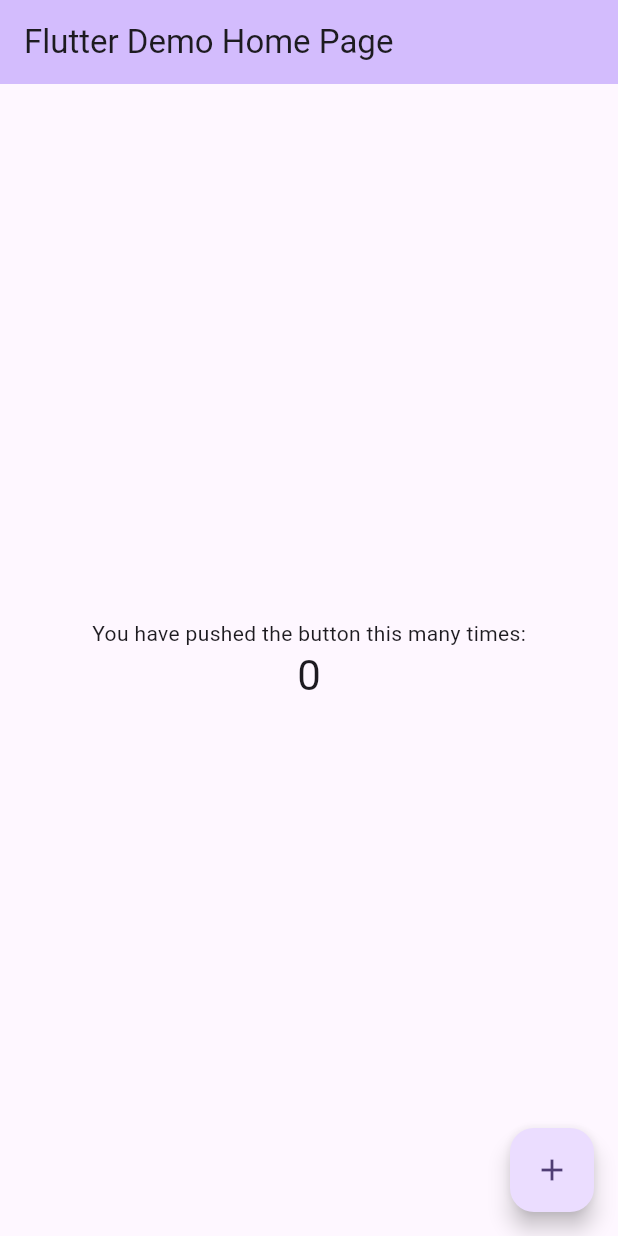
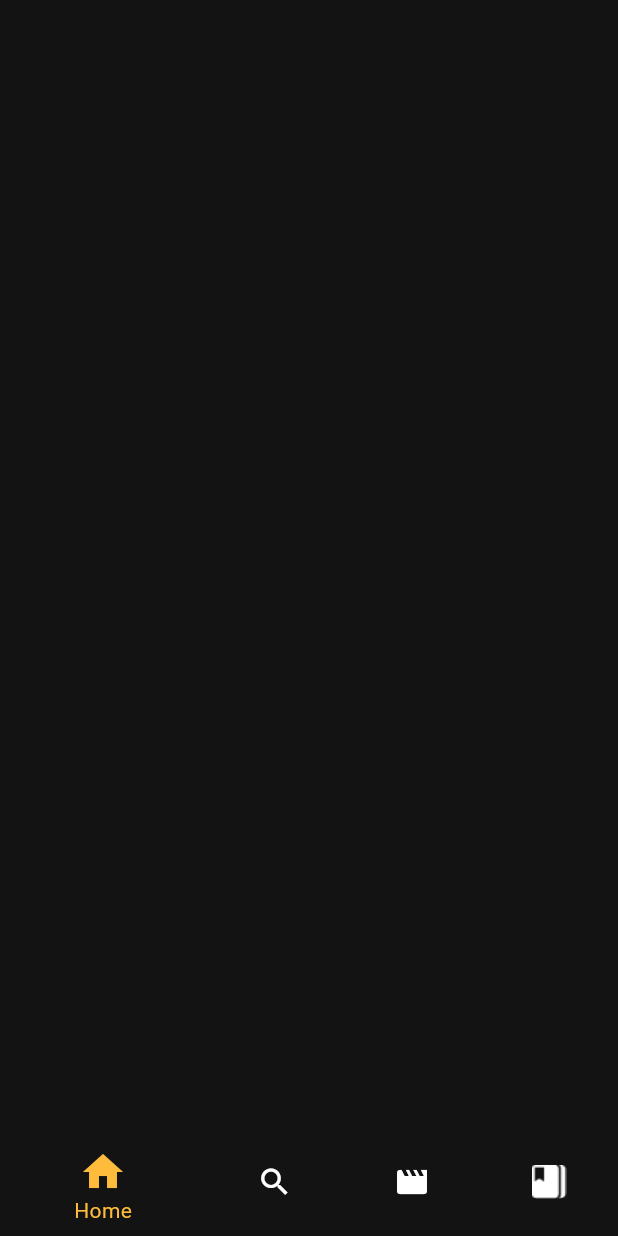
Before and after one commit to AmrHamadSaeed/Card_Movies, a Flutter app: the screen it shows after launch, on a phone screen of 412 x 824 dp. Run offline on Flutter 3.47's test engine with Material 3 defaults, Android fonts, the phone set to English and light mode, and no system bars.

Commit message:
++ theme ++ home_pages ++ assets

```diff
--- /dev/null
+++ b/lib/MyThemeData.dart
@@ -0,0 +1,34 @@
+import 'package:flutter/material.dart';
+
+class MyThemeData {
+  static const Color primaryLightColor = Color(0xFF121312);
+  static const Color greyDarkColor = Color(0xFF1A1A1A);
+  static const Color greyColor = Color(0xFF282A28);
+  static const Color whiteColor = Colors.white;
+  static const Color yellowColor = Color(0xFFFFBB3B);
+
+  static ThemeData Themes = ThemeData(
+    appBarTheme: const AppBarTheme(
+        backgroundColor: greyDarkColor,
+        iconTheme: IconThemeData(color: Colors.white, size: 30),
+        centerTitle: true,
+        titleSpacing: 2,
+        titleTextStyle: TextStyle(color: Colors.white)),
+    scaffoldBackgroundColor: primaryLightColor,
+    bottomNavigationBarTheme: const BottomNavigationBarThemeData(
+      backgroundColor: greyDarkColor, // Set the background color here
+      selectedItemColor: yellowColor,
+      unselectedItemColor: Colors.white,
+      selectedIconTheme: IconThemeData(size: 32, color: yellowColor),
+    ),
+    colorScheme: ColorScheme.fromSeed(
+      background: primaryLightColor,
+      seedColor: Colors.black,
+      primary: greyColor,
+      secondary: greyDarkColor,
+      onPrimary: whiteColor,
+      onSecondary: Colors.white,
+    ),
+    useMaterial3: true,
+  );
+}
--- /dev/null
+++ b/lib/home_tabs_widget.dart
@@ -0,0 +1,52 @@
+import 'package:card_movies/MyThemeData.dart';
+import 'package:card_movies/pages_views/browse/tab_broswe.dart';
+import 'package:card_movies/pages_views/home/home_tab_view.dart';
+import 'package:card_movies/pages_views/search/search_tab_view.dart';
+import 'package:card_movies/pages_views/watch_list/watch_list_tab.dart';
+import 'package:flutter/material.dart';
+
+
+class HomeTabsWidget extends StatefulWidget {
+  static const String routeName = 'home_tabs_widget';
+
+  @override
+  State<HomeTabsWidget> createState() => _HomeScreenViewState();
+}
+
+class _HomeScreenViewState extends State<HomeTabsWidget> {
+  int selectedIndex = 0;
+
+  @override
+  Widget build(BuildContext context) {
+    return Scaffold(
+      bottomNavigationBar: Theme(
+        data: Theme.of(context).copyWith(
+          canvasColor: MyThemeData.primaryLightColor,
+        ),
+        child: BottomNavigationBar(
+            currentIndex: selectedIndex,
+            onTap: (index) {
+              selectedIndex = index;
+              setState(() {});
+            },
+            items: const [
+              BottomNavigationBarItem(icon: Icon(Icons.home), label: 'Home'),
+              BottomNavigationBarItem(
+                  icon: Icon(Icons.search), label: 'Search'),
+              BottomNavigationBarItem(
+                  icon: Icon(Icons.movie), label: 'Browser'),
+              BottomNavigationBarItem(
+                  icon: ImageIcon(AssetImage('assets/icon_bookmarks.png')), label: 'Watch List'),
+            ]),
+      ),
+      body: tabs[selectedIndex],
+    );
+  }
+
+  List<Widget> tabs = [
+    HomeTabView(),
+    SearchTabView(),
+    TabBrows(),
+    WatchListTab(),
+  ];
+}
--- a/lib/main.dart
+++ b/lib/main.dart
@@ -1,125 +1,25 @@
+import 'package:card_movies/MyThemeData.dart';
+import 'package:card_movies/home_tabs_widget.dart';
 import 'package:flutter/material.dart';
 
-void main() {
-  runApp( MyApp());
+
+void main()  {
+  runApp(MyApp());
 }
 
 class MyApp extends StatelessWidget {
 
 
-  // This widget is the root of your application.
   @override
   Widget build(BuildContext context) {
     return MaterialApp(
-      title: 'Flutter Demo',
-      theme: ThemeData(
-        // This is the theme of your application.
-        //
-        // TRY THIS: Try running your application with "flutter run". You'll see
-        // the application has a blue toolbar. Then, without quitting the app,
-        // try changing the seedColor in the colorScheme below to Colors.green
-        // and then invoke "hot reload" (save your changes or press the "hot
-        // reload" button in a Flutter-supported IDE, or press "r" if you used
-        // the command line to start the app).
-        //
-        // Notice that the counter didn't reset back to zero; the application
-        // state is not lost during the reload. To reset the state, use hot
-        // restart instead.
-        //
-        // This works for code too, not just values: Most code changes can be
-        // tested with just a hot reload.
-        colorScheme: ColorScheme.fromSeed(seedColor: Colors.deepPurple),
-        useMaterial3: true,
-      ),
-      home: const MyHomePage(title: 'Flutter Demo Home Page'),
+      debugShowCheckedModeBanner: false,
+      routes: {
+        HomeTabsWidget.routeName: (_) => HomeTabsWidget(),
+      },
+      initialRoute: HomeTabsWidget.routeName,
+      title: 'Movies',
+      theme: MyThemeData.Themes,
     );
   }
 }
-
-class MyHomePage extends StatefulWidget {
-  const MyHomePage({super.key, required this.title});
-
-  // This widget is the home page of your application. It is stateful, meaning
-  // that it has a State object (defined below) that contains fields that affect
-  // how it looks.
-
-  // This class is the configuration for the state. It holds the values (in this
-  // case the title) provided by the parent (in this case the App widget) and
-  // used by the build method of the State. Fields in a Widget subclass are
-  // always marked "final".
-
-  final String title;
-
-  @override
-  State<MyHomePage> createState() => _MyHomePageState();
-}
-
-class _MyHomePageState extends State<MyHomePage> {
-  int _counter = 0;
-
-  void _incrementCounter() {
-    setState(() {
-      // This call to setState tells the Flutter framework that something has
-      // changed in this State, which causes it to rerun the build method below
-      // so that the display can reflect the updated values. If we changed
-      // _counter without calling setState(), then the build method would not be
-      // called again, and so nothing would appear to happen.
-      _counter++;
-    });
-  }
-
-  @override
-  Widget build(BuildContext context) {
-    // This method is rerun every time setState is called, for instance as done
-    // by the _incrementCounter method above.
-    //
-    // The Flutter framework has been optimized to make rerunning build methods
-    // fast, so that you can just rebuild anything that needs updating rather
-    // than having to individually change instances of widgets.
-    return Scaffold(
-      appBar: AppBar(
-        // TRY THIS: Try changing the color here to a specific color (to
-        // Colors.amber, perhaps?) and trigger a hot reload to see the AppBar
-        // change color while the other colors stay the same.
-        backgroundColor: Theme.of(context).colorScheme.inversePrimary,
-        // Here we take the value from the MyHomePage object that was created by
-        // the App.build method, and use it to set our appbar title.
-        title: Text(widget.title),
-      ),
-      body: Center(
-        // Center is a layout widget. It takes a single child and positions it
-        // in the middle of the parent.
-        child: Column(
-          // Column is also a layout widget. It takes a list of children and
-          // arranges them vertically. By default, it sizes itself to fit its
-          // children horizontally, and tries to be as tall as its parent.
-          //
-          // Column has various properties to control how it sizes itself and
-          // how it positions its children. Here we use mainAxisAlignment to
-          // center the children vertically; the main axis here is the vertical
-          // axis because Columns are vertical (the cross axis would be
-          // horizontal).
-          //
-          // TRY THIS: Invoke "debug painting" (choose the "Toggle Debug Paint"
-          // action in the IDE, or press "p" in the console), to see the
-          // wireframe for each widget.
-          mainAxisAlignment: MainAxisAlignment.center,
-          children: <Widget>[
-            const Text(
-              'You have pushed the button this many times:',
-            ),
-            Text(
-              '$_counter',
-              style: Theme.of(context).textTheme.headlineMedium,
-            ),
-          ],
-        ),
-      ),
-      floatingActionButton: FloatingActionButton(
-        onPressed: _incrementCounter,
-        tooltip: 'Increment',
-        child: const Icon(Icons.add),
-      ), // This trailing comma makes auto-formatting nicer for build methods.
-    );
-  }
-}
--- /dev/null
+++ b/lib/pages_views/home/home_tab_view.dart
@@ -0,0 +1,21 @@
+
+import 'package:flutter/material.dart';
+
+class HomeTabView extends StatelessWidget {
+  static const String routeName = "HomeTabView";
+
+  const HomeTabView({super.key});
+
+  @override
+
+
+  @override
+  Widget build(BuildContext context) {
+    return Container(
+      color: Theme.of(context).colorScheme.primary,
+      child: Scaffold(
+
+      ),
+    );
+  }
+}
--- a/pubspec.yaml
+++ b/pubspec.yaml
@@ -60,7 +60,8 @@ flutter:
   uses-material-design: true
 
   # To add assets to your application, add an assets section, like this:
-  # assets:
+  assets:
+    - assets/
   #   - images/a_dot_burr.jpeg
   #   - images/a_dot_ham.jpeg
 
```
Also changed, not shown: lib/pages_views/browse/tab_broswe.dart (added, +24 -0 lines), lib/pages_views/search/search_tab_view.dart (added, +19 -0 lines), lib/pages_views/watch_list/watch_list_tab.dart (added, +17 -0 lines), assets/2.0x/icon_bookmarks@2x.png (added), assets/3.0x/icon_bookmarks@3x.png (added), assets/icon_bookmarks.png (added).
